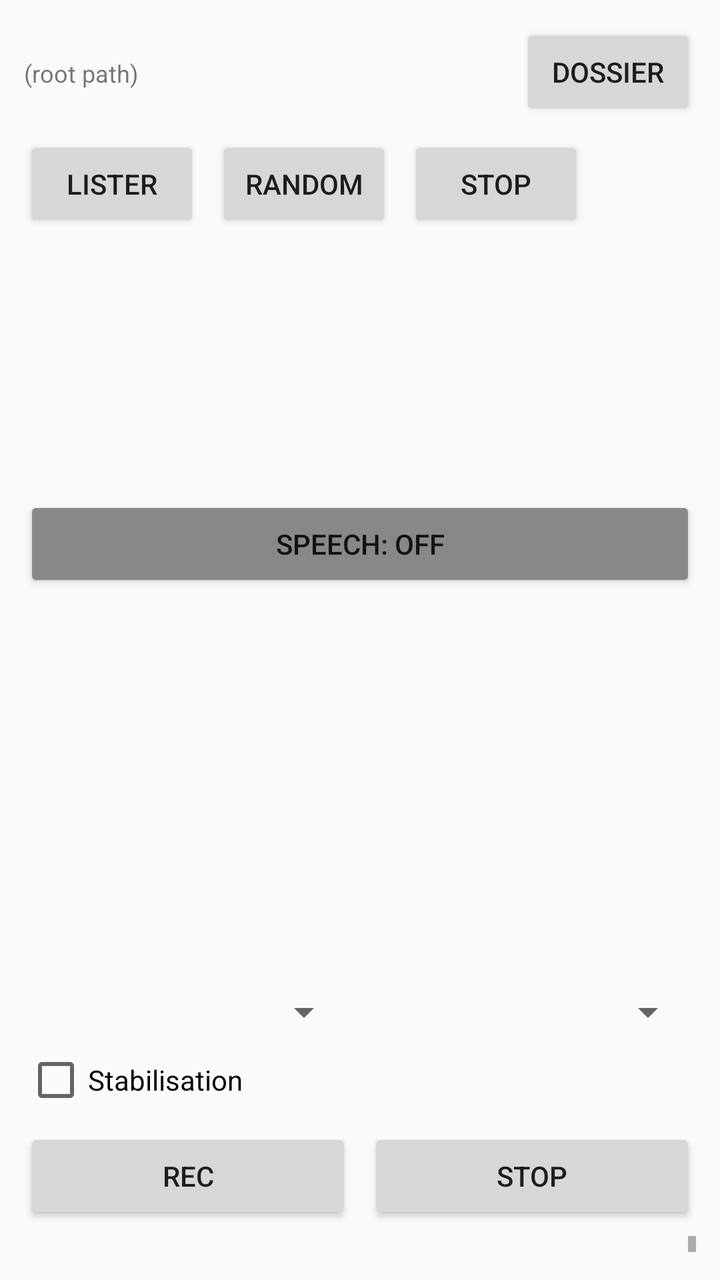
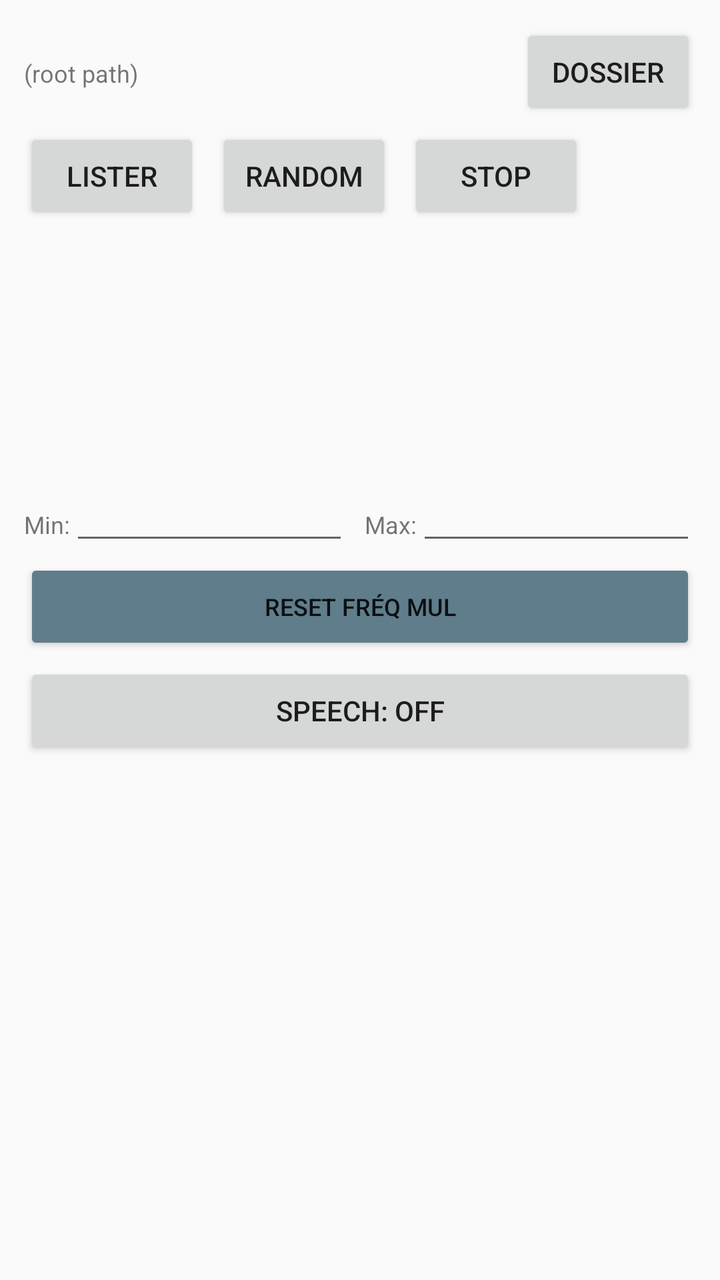

Two renders of the same Android screen: before a commit and after it. Below are the layout's source before the change and the commit's diff.
<!-- AndroidManifest.xml: application theme Theme.AppCompat.DayNight.NoActionBar -->
<!-- res/layout/activity_freqmul.xml -->
<?xml version="1.0" encoding="utf-8"?>
<LinearLayout xmlns:android="http://schemas.android.com/apk/res/android"
    android:id="@+id/root"
    android:layout_width="match_parent"
    android:layout_height="match_parent"
    android:orientation="vertical"
    android:padding="12dp">

    <LinearLayout
        android:layout_width="match_parent"
        android:layout_height="wrap_content"
        android:orientation="horizontal">
        <TextView
            android:id="@+id/text_root_path"
            android:layout_width="0dp"
            android:layout_height="wrap_content"
            android:layout_weight="1"
            android:text="(root path)"
            android:textSize="12sp"
            android:maxLines="2" />
        <Button
            android:id="@+id/button_root_rep"
            android:layout_width="wrap_content"
            android:layout_height="wrap_content"
            android:text="Dossier" />
    </LinearLayout>

    <LinearLayout
        android:layout_width="match_parent"
        android:layout_height="wrap_content"
        android:orientation="horizontal"
        android:layout_marginTop="8dp">
        <Button
            android:id="@+id/button_list_mp3"
            android:layout_width="wrap_content"
            android:layout_height="wrap_content"
            android:text="Lister" />
        <Button
            android:id="@+id/button_play_random"
            android:layout_width="wrap_content"
            android:layout_height="wrap_content"
            android:layout_marginStart="8dp"
            android:text="Random" />
        <Button
            android:id="@+id/button_stop"
            android:layout_width="wrap_content"
            android:layout_height="wrap_content"
            android:layout_marginStart="8dp"
            android:text="Stop" />
    </LinearLayout>

    <ListView
        android:id="@+id/list_mp3"
        android:layout_width="match_parent"
        android:layout_height="120dp"
        android:layout_marginTop="8dp" />

    <Button
        android:id="@+id/button_toggle_speech"
        android:layout_width="match_parent"
        android:layout_height="wrap_content"
        android:layout_marginTop="4dp"
        android:text="Speech: OFF"
        android:backgroundTint="#888888" />

    <FrameLayout
        android:id="@+id/cam_container"
        android:layout_width="match_parent"
        android:layout_height="180dp"
        android:layout_marginTop="10dp" />

    <LinearLayout
        android:layout_width="match_parent"
        android:layout_height="wrap_content"
        android:orientation="horizontal"
        android:layout_marginTop="8dp">
        <Spinner
            android:id="@+id/spinner_resolution"
            android:layout_width="0dp"
            android:layout_height="wrap_content"
            android:layout_weight="1" />
        <Spinner
            android:id="@+id/spinner_fps"
            android:layout_width="0dp"
            android:layout_height="wrap_content"
            android:layout_weight="1"
            android:layout_marginStart="8dp" />
    </LinearLayout>

    <CheckBox
        android:id="@+id/checkbox_stab"
        android:layout_width="wrap_content"
        android:layout_height="wrap_content"
        android:layout_marginTop="6dp"
        android:text="Stabilisation" />

    <LinearLayout
        android:layout_width="match_parent"
        android:layout_height="wrap_content"
        android:orientation="horizontal"
        android:layout_marginTop="8dp">
        <Button
            android:id="@+id/button_record"
            android:layout_width="0dp"
            android:layout_height="wrap_content"
            android:layout_weight="1"
            android:text="REC" />
        <Button
            android:id="@+id/button_stop_rec"
            android:layout_width="0dp"
            android:layout_height="wrap_content"
            android:layout_weight="1"
            android:layout_marginStart="8dp"
            android:text="STOP" />
    </LinearLayout>

    <ScrollView
        android:id="@+id/scroll_transcript"
        android:layout_width="match_parent"
        android:layout_height="0dp"
        android:layout_weight="1"
        android:fillViewport="true"
        android:layout_marginTop="6dp">
        <TextView
            android:id="@+id/text_transcript"
            android:layout_width="match_parent"
            android:layout_height="wrap_content"
            android:textSize="12sp"
            android:padding="8dp" />
    </ScrollView>
</LinearLayout>
<!-- resources referenced by this layout -->
<resources>

</resources>

<!-- the commit's change to res/layout/activity_freqmul.xml (unified diff, before → after) -->
@@ -1,6 +1,5 @@
 <?xml version="1.0" encoding="utf-8"?>
 <LinearLayout xmlns:android="http://schemas.android.com/apk/res/android"
-    android:id="@+id/root"
     android:layout_width="match_parent"
     android:layout_height="match_parent"
     android:orientation="vertical"
@@ -10,122 +9,51 @@
         android:layout_width="match_parent"
         android:layout_height="wrap_content"
         android:orientation="horizontal">
-        <TextView
-            android:id="@+id/text_root_path"
-            android:layout_width="0dp"
-            android:layout_height="wrap_content"
-            android:layout_weight="1"
-            android:text="(root path)"
-            android:textSize="12sp"
-            android:maxLines="2" />
-        <Button
-            android:id="@+id/button_root_rep"
-            android:layout_width="wrap_content"
-            android:layout_height="wrap_content"
-            android:text="Dossier" />
+        <TextView android:id="@+id/text_root_path" android:layout_width="0dp" android:layout_height="wrap_content" android:layout_weight="1" android:text="(root path)" android:textSize="12sp" />
+        <Button android:id="@+id/button_root_rep" android:layout_width="wrap_content" android:layout_height="wrap_content" android:text="Dossier" />
     </LinearLayout>
 
     <LinearLayout
         android:layout_width="match_parent"
         android:layout_height="wrap_content"
         android:orientation="horizontal"
-        android:layout_marginTop="8dp">
-        <Button
-            android:id="@+id/button_list_mp3"
-            android:layout_width="wrap_content"
-            android:layout_height="wrap_content"
-            android:text="Lister" />
-        <Button
-            android:id="@+id/button_play_random"
-            android:layout_width="wrap_content"
-            android:layout_height="wrap_content"
-            android:layout_marginStart="8dp"
-            android:text="Random" />
-        <Button
-            android:id="@+id/button_stop"
-            android:layout_width="wrap_content"
-            android:layout_height="wrap_content"
-            android:layout_marginStart="8dp"
-            android:text="Stop" />
+        android:layout_marginTop="4dp">
+        <Button android:id="@+id/button_list_mp3" android:layout_width="wrap_content" android:layout_height="wrap_content" android:text="Lister" />
+        <Button android:id="@+id/button_play_random" android:layout_width="wrap_content" android:layout_height="wrap_content" android:layout_marginStart="8dp" android:text="Random" />
+        <Button android:id="@+id/button_stop" android:layout_width="wrap_content" android:layout_height="wrap_content" android:layout_marginStart="8dp" android:text="Stop" />
     </LinearLayout>
 
-    <ListView
-        android:id="@+id/list_mp3"
-        android:layout_width="match_parent"
-        android:layout_height="120dp"
-        android:layout_marginTop="8dp" />
-
-    <Button
-        android:id="@+id/button_toggle_speech"
-        android:layout_width="match_parent"
-        android:layout_height="wrap_content"
-        android:layout_marginTop="4dp"
-        android:text="Speech: OFF"
-        android:backgroundTint="#888888" />
-
-    <FrameLayout
-        android:id="@+id/cam_container"
-        android:layout_width="match_parent"
-        android:layout_height="180dp"
-        android:layout_marginTop="10dp" />
+    <ListView android:id="@+id/list_mp3" android:layout_width="match_parent" android:layout_height="120dp" android:layout_marginTop="4dp" />
 
     <LinearLayout
         android:layout_width="match_parent"
         android:layout_height="wrap_content"
         android:orientation="horizontal"
         android:layout_marginTop="8dp">
-        <Spinner
-            android:id="@+id/spinner_resolution"
-            android:layout_width="0dp"
-            android:layout_height="wrap_content"
-            android:layout_weight="1" />
-        <Spinner
-            android:id="@+id/spinner_fps"
-            android:layout_width="0dp"
-            android:layout_height="wrap_content"
-            android:layout_weight="1"
-            android:layout_marginStart="8dp" />
+        <TextView android:layout_width="wrap_content" android:layout_height="wrap_content" android:text="Min:" android:textSize="12sp" />
+        <EditText android:id="@+id/edit_mul_min" android:layout_width="0dp" android:layout_height="wrap_content" android:layout_weight="1" android:inputType="numberDecimal" android:textSize="12sp" />
+        <TextView android:layout_width="wrap_content" android:layout_height="wrap_content" android:layout_marginStart="8dp" android:text="Max:" android:textSize="12sp" />
+        <EditText android:id="@+id/edit_mul_max" android:layout_width="0dp" android:layout_height="wrap_content" android:layout_weight="1" android:inputType="numberDecimal" android:textSize="12sp" />
     </LinearLayout>
 
-    <CheckBox
-        android:id="@+id/checkbox_stab"
-        android:layout_width="wrap_content"
-        android:layout_height="wrap_content"
-        android:layout_marginTop="6dp"
-        android:text="Stabilisation" />
+    <Button android:id="@+id/button_reset_freq" 
+        android:layout_width="match_parent" 
+        android:layout_height="wrap_content" 
+        android:text="reset fréq mul" 
+        android:layout_marginTop="2dp"
+        android:textSize="12sp"
+        android:backgroundTint="#607D8B" />
 
-    <LinearLayout
-        android:layout_width="match_parent"
-        android:layout_height="wrap_content"
-        android:orientation="horizontal"
-        android:layout_marginTop="8dp">
-        <Button
-            android:id="@+id/button_record"
-            android:layout_width="0dp"
-            android:layout_height="wrap_content"
-            android:layout_weight="1"
-            android:text="REC" />
-        <Button
-            android:id="@+id/button_stop_rec"
-            android:layout_width="0dp"
-            android:layout_height="wrap_content"
-            android:layout_weight="1"
-            android:layout_marginStart="8dp"
-            android:text="STOP" />
-    </LinearLayout>
+    <Button android:id="@+id/button_toggle_speech" android:layout_width="match_parent" android:layout_height="wrap_content" android:text="Speech: OFF" android:layout_marginTop="4dp" />
+
+    <FrameLayout android:id="@+id/cam_container" android:layout_width="match_parent" android:layout_height="140dp" android:layout_marginTop="8dp" />
 
     <ScrollView
         android:id="@+id/scroll_transcript"
         android:layout_width="match_parent"
         android:layout_height="0dp"
         android:layout_weight="1"
-        android:fillViewport="true"
-        android:layout_marginTop="6dp">
-        <TextView
-            android:id="@+id/text_transcript"
-            android:layout_width="match_parent"
-            android:layout_height="wrap_content"
-            android:textSize="12sp"
-            android:padding="8dp" />
+        android:layout_marginTop="8dp">
+        <TextView android:id="@+id/text_transcript" android:layout_width="match_parent" android:layout_height="wrap_content" android:textSize="11sp" />
     </ScrollView>
 </LinearLayout>
